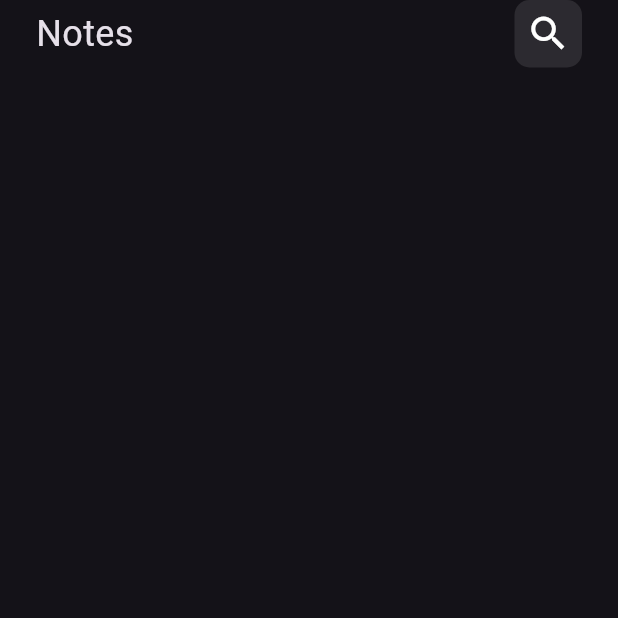
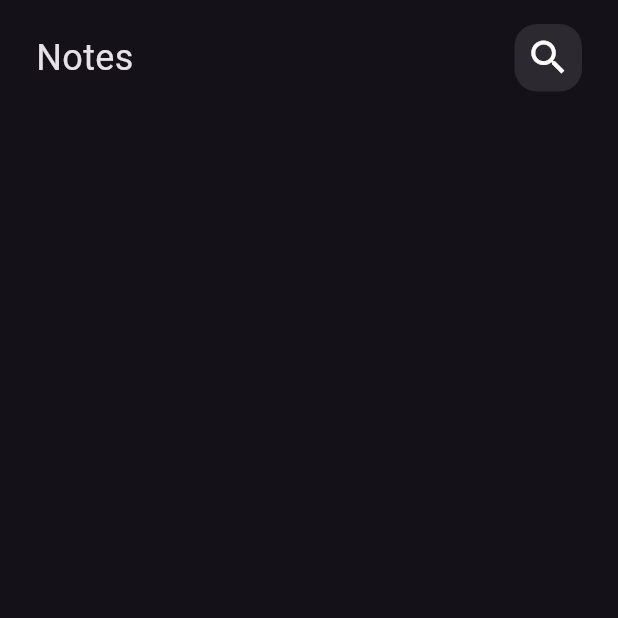
Before and after one commit to YOSSIFREFAAT/Notes-App, a Flutter app: the screen it shows after launch, on a phone screen of 412 x 824 dp, the top half of it. Run offline on Flutter 3.47's test engine with Material 3 defaults, Android fonts, the phone set to English and light mode, and no system bars.

Commit message:
Edit Custom Appbar

```diff
--- a/lib/Views/Widgets/Custom_Search_Icon.dart
+++ b/lib/Views/Widgets/Custom_Search_Icon.dart
@@ -9,7 +9,7 @@ class CustomSearchIcon extends StatelessWidget {
       height: 45,
       width: 45,
       decoration: BoxDecoration(
-        borderRadius: const BorderRadius.all(Radius.circular(10)),
+        borderRadius: const BorderRadius.all(Radius.circular(15)),
         color: Colors.white.withOpacity(0.1),
       ),
       child: const Center(
--- a/lib/Views/Widgets/Notes_View_body.dart
+++ b/lib/Views/Widgets/Notes_View_body.dart
@@ -8,7 +8,7 @@ class NotesViewBody extends StatelessWidget {
   Widget build(BuildContext context) {
     return const SafeArea(
       child: Padding(
-        padding: EdgeInsets.symmetric(horizontal: 24),
+        padding: EdgeInsets.symmetric(horizontal: 24, vertical: 16),
         child: Column(
           children: [
             CustomAppbar(),
```
